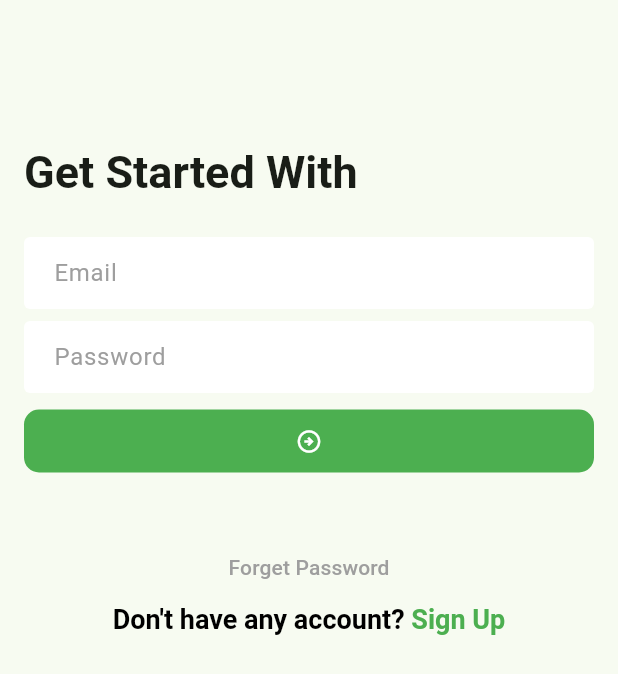
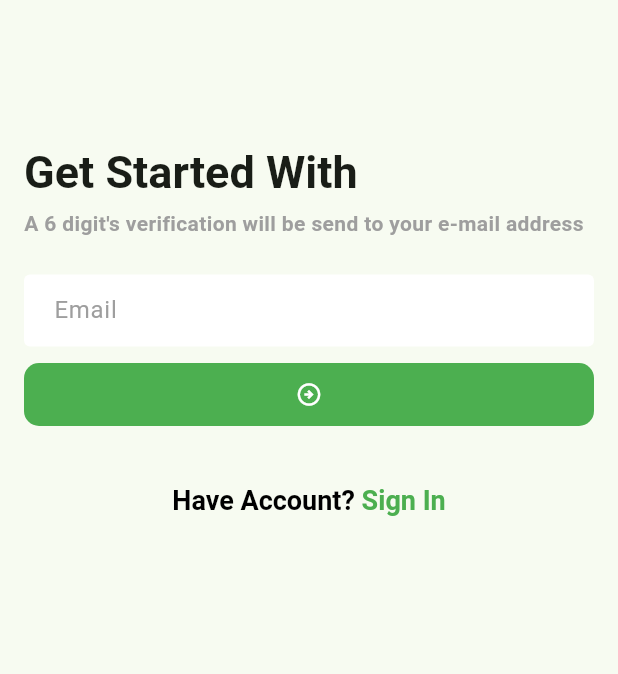
Before and after one commit to tanvirkhan00/task_management_project, a Flutter app: the screen it shows after launch, after a tap on "Forget Password", on a phone screen of 412 x 824 dp. Shown: the top 674 px of the screen. Run offline on Flutter 3.47's test engine with Material 3 defaults, Android fonts, the phone set to English and light mode, and no system bars; our stand-ins replace flutter_svg, pin_code_fields.

Commit message:
create forget password ui

```diff
--- /dev/null
+++ b/lib/ui/Screen/forget_password_screen.dart
@@ -0,0 +1,86 @@
+import 'package:flutter/gestures.dart';
+import 'package:flutter/material.dart';
+import 'package:task_managenent/ui/Screen/pin_verification.dart';
+
+import '../widgets/screen_background.dart';
+
+class ForgetPasswordViaEmail  extends StatefulWidget {
+  const ForgetPasswordViaEmail ({super.key});
+
+  @override
+  State<ForgetPasswordViaEmail> createState() => _ForgetPasswordViaEmailState();
+}
+
+class _ForgetPasswordViaEmailState extends State<ForgetPasswordViaEmail> {
+
+  final TextEditingController _emailController = TextEditingController();
+  final GlobalKey<FormState> _formKey = GlobalKey<FormState>();
+
+  @override
+  Widget build(BuildContext context) {
+    return Scaffold(
+      body: SingleChildScrollView(
+          child: ScreenBackground(
+            child: Padding(
+              padding: const EdgeInsets.all(16),
+              child: Form(
+                key: _formKey,
+                child: Column(
+                  crossAxisAlignment: CrossAxisAlignment.start,
+                  children: [
+                    const SizedBox(height: 80,),
+                    Text('Get Started With',
+                        style: Theme.of(context).textTheme.titleLarge),
+                    SizedBox(height: 5,),
+                    Text("A 6 digit's verification will be send to your e-mail address", style: TextStyle(
+                      color: Colors.grey,
+                      fontWeight: FontWeight.w600
+                    ),),
+                    const SizedBox(height: 24,),
+                    TextFormField(
+                      controller: _emailController,
+                      decoration: InputDecoration(
+                          hintText: 'Email'
+                      ),
+                    ),
+                    const SizedBox(height: 8,),
+                    FilledButton(onPressed: _opTapEmailVerifybutton,
+                        child: Icon(Icons.arrow_circle_right_outlined)),
+                    const SizedBox( height: 36,),
+                    Center(
+                      child: RichText(text: TextSpan(
+                          style: TextStyle(
+                              color: Colors.black,
+                              fontSize: 18,
+                              fontWeight: FontWeight.w600
+                          ),
+                          text: "Have Account? ",
+                          children: [TextSpan(text: 'Sign In', style: TextStyle(
+                              color: Colors.green
+                          ),
+                              recognizer: TapGestureRecognizer()..onTap = _ontapSignIn
+                          )]
+                      )),
+                    )
+                  ],
+                ),
+              ),
+            ),
+          )
+      ),
+    );
+  }
+
+  @override
+  void dispose() {
+    _emailController.dispose();
+    super.dispose();
+  }
+
+  void _ontapSignIn() {
+    Navigator.pop(context);
+  }
+  void _opTapEmailVerifybutton () {
+    Navigator.push(context, MaterialPageRoute(builder: (context) => PinVerificationScreen()));
+  }
+}
--- a/lib/ui/Screen/login_screen.dart
+++ b/lib/ui/Screen/login_screen.dart
@@ -2,6 +2,8 @@ import 'package:flutter/gestures.dart';
 import 'package:flutter/material.dart';
 import 'package:task_managenent/ui/Screen/signup_screen.dart';
 import 'package:task_managenent/ui/widgets/screen_background.dart';
+
+import 'forget_password_screen.dart';
 
 class LoginScreen extends StatefulWidget {
   const LoginScreen({super.key});
@@ -52,11 +54,12 @@ class _LoginScreenState extends State<LoginScreen> {
                       Center(
                         child: Column(
                           children: [
-                            TextButton(onPressed: (){} ,
+                            TextButton(onPressed: _onTapForgetPassword ,
                                 child: Text('Forget Password', style: TextStyle(
                                   color: Colors.grey
                                 ),)
                             ),
+                            SizedBox(height: 10,),
                             RichText(text: TextSpan(
                               style: TextStyle(
                                 color: Colors.black,
@@ -85,6 +88,9 @@ class _LoginScreenState extends State<LoginScreen> {
   void _signUpTab() {
     Navigator.push(context, MaterialPageRoute(builder: (context) => SignupScreen()));
   }
+  void _onTapForgetPassword (){
+    Navigator.push(context, MaterialPageRoute(builder: (context) => ForgetPasswordViaEmail()));
+  }
 
   @override
   void dispose() {
--- a/pubspec.yaml
+++ b/pubspec.yaml
@@ -14,6 +14,7 @@ dependencies:
 
   cupertino_icons: ^1.0.8
   flutter_svg: ^2.2.1
+  pin_code_fields: ^8.0.1
 
 dev_dependencies:
   flutter_test:
```
Also changed, not shown: lib/ui/Screen/pin_verification.dart (added, +119 -0 lines), lib/ui/Screen/setNewPassword.dart (added, +101 -0 lines), pubspec.lock.
